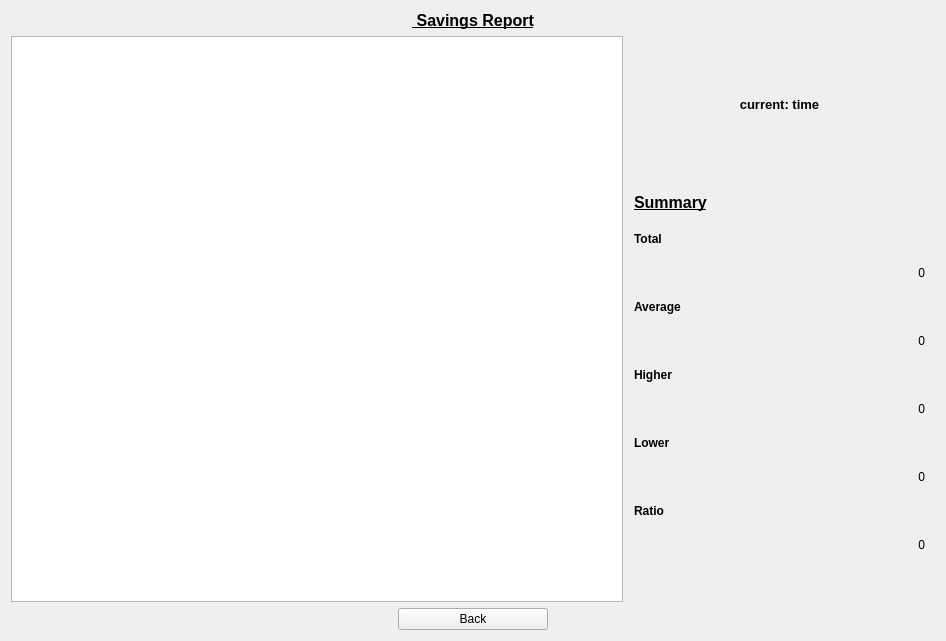
Above: ui/savingwidget.ui from NFBaeza/Budget-Monitor before the change. Below: the same form after it.
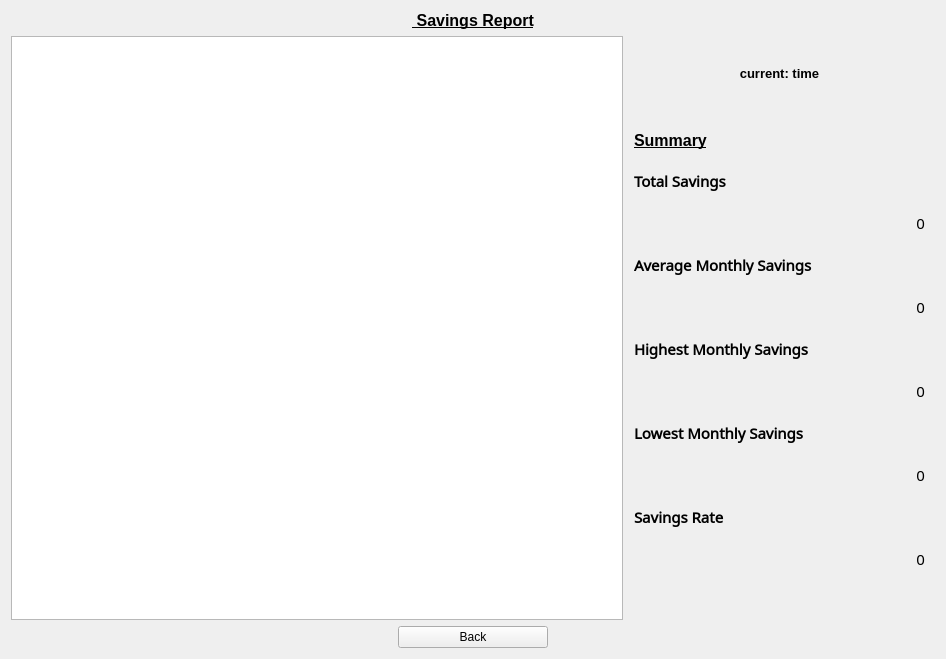
That is the form after the change. Custom widgets are drawn as their Qt base class.

Commit message: fix: change ratio formula and set global stylesheet

What changed in the file:
```diff
--- a/ui/savingwidget.ui
+++ b/ui/savingwidget.ui
@@ -126,12 +126,14 @@
           <widget class="QLabel" name="labelTotal">
            <property name="font">
             <font>
+             <family>Noto Sans Deseret</family>
+             <pointsize>11</pointsize>
              <bold>true</bold>
              <underline>false</underline>
             </font>
            </property>
            <property name="text">
-            <string>Total</string>
+            <string>Total Savings</string>
            </property>
           </widget>
          </item>
@@ -139,6 +141,8 @@
           <widget class="QLabel" name="labelTotalAmount">
            <property name="font">
             <font>
+             <family>Noto Sans Deseret</family>
+             <pointsize>11</pointsize>
              <bold>false</bold>
              <underline>false</underline>
             </font>
@@ -155,12 +159,14 @@
           <widget class="QLabel" name="labelAverage">
            <property name="font">
             <font>
+             <family>Noto Sans Deseret</family>
+             <pointsize>11</pointsize>
              <bold>true</bold>
              <underline>false</underline>
             </font>
            </property>
            <property name="text">
-            <string>Average</string>
+            <string>Average Monthly Savings</string>
            </property>
           </widget>
          </item>
@@ -168,6 +174,8 @@
           <widget class="QLabel" name="labelAverageAmount">
            <property name="font">
             <font>
+             <family>Noto Sans Deseret</family>
+             <pointsize>11</pointsize>
              <bold>false</bold>
              <underline>false</underline>
             </font>
@@ -184,12 +192,14 @@
           <widget class="QLabel" name="labelHigher">
            <property name="font">
             <font>
+             <family>Noto Sans Deseret</family>
+             <pointsize>11</pointsize>
              <bold>true</bold>
              <underline>false</underline>
             </font>
            </property>
            <property name="text">
-            <string>Higher</string>
+            <string>Highest Monthly Savings</string>
            </property>
           </widget>
          </item>
@@ -197,6 +207,8 @@
           <widget class="QLabel" name="labelHigherAmount">
            <property name="font">
             <font>
+             <family>Noto Sans Deseret</family>
+             <pointsize>11</pointsize>
              <bold>false</bold>
              <underline>false</underline>
             </font>
@@ -213,12 +225,14 @@
           <widget class="QLabel" name="labelLower">
            <property name="font">
             <font>
+             <family>Noto Sans Deseret</family>
+             <pointsize>11</pointsize>
              <bold>true</bold>
              <underline>false</underline>
             </font>
            </property>
            <property name="text">
-            <string>Lower</string>
+            <string>Lowest Monthly Savings</string>
            </property>
           </widget>
          </item>
@@ -226,6 +240,8 @@
           <widget class="QLabel" name="labelLowerAmount">
            <property name="font">
             <font>
+             <family>Noto Sans Deseret</family>
+             <pointsize>11</pointsize>
              <bold>false</bold>
              <underline>false</underline>
             </font>
@@ -242,12 +258,14 @@
           <widget class="QLabel" name="labelRatio">
            <property name="font">
             <font>
+             <family>Noto Sans Deseret</family>
+             <pointsize>11</pointsize>
              <bold>true</bold>
              <underline>false</underline>
             </font>
            </property>
            <property name="text">
-            <string>Ratio</string>
+            <string>Savings Rate</string>
            </property>
           </widget>
          </item>
@@ -255,6 +273,8 @@
           <widget class="QLabel" name="labelRatioAmount">
            <property name="font">
             <font>
+             <family>Noto Sans Deseret</family>
+             <pointsize>11</pointsize>
              <bold>false</bold>
              <underline>false</underline>
             </font>
```
The commit also changes 4 other files.
